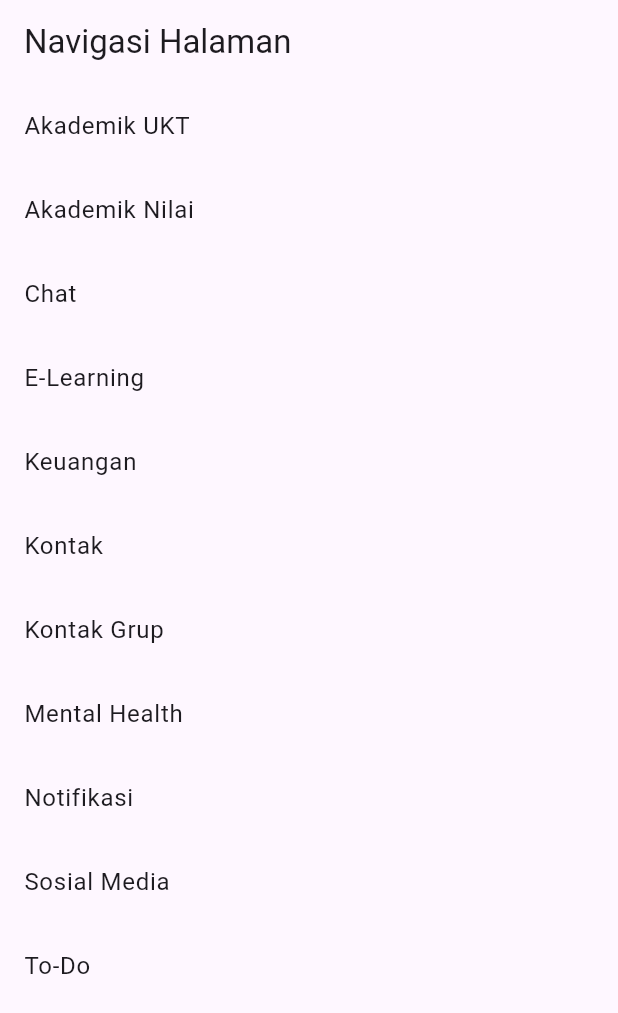
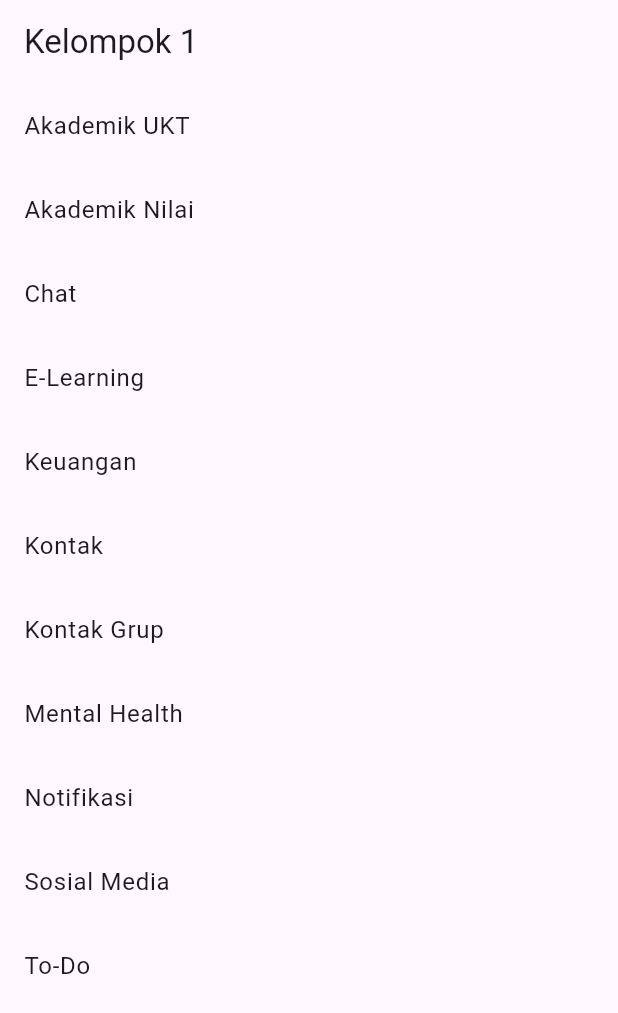
Before and after one commit to Meoongkill/Quis_1_Provis_Kelompok-1_Kelas-Selasa, a Flutter app: the screen it shows after launch, on a phone screen of 412 x 824 dp. Shown: the top 1013 px of the screen. Run offline on Flutter 3.47's test engine with Material 3 defaults, Android fonts, the phone set to English and light mode, and no system bars.

Commit message:
added kelompok 1 header

```diff
--- a/flutter_kuis/lib/main.dart
+++ b/flutter_kuis/lib/main.dart
@@ -33,7 +33,7 @@ class MyHomePage extends StatelessWidget {
   Widget build(BuildContext context) {
     return Scaffold(
       appBar: AppBar(
-        title: Text('Navigasi Halaman'),
+        title: Text('Kelompok 1'),
       ),
       body: ListView(
         children: <Widget>[
```
